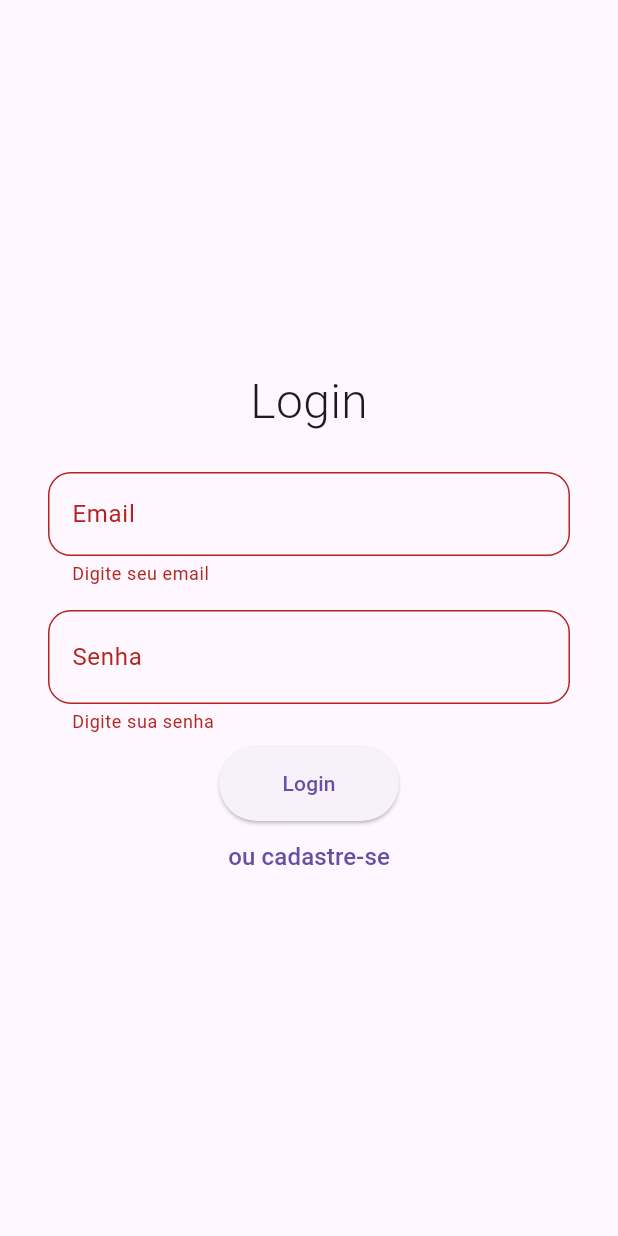
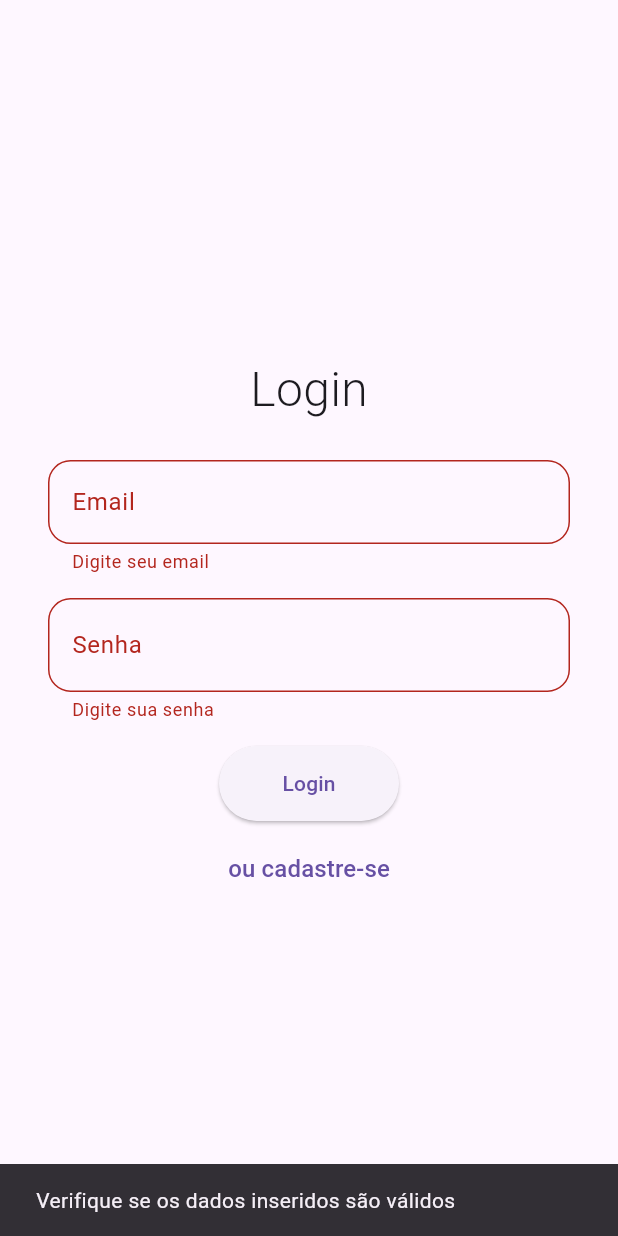
Before and after one commit to valdineifer/desafio_capyba, a Flutter app: the screen it shows after launch, after a tap on "Login", on a phone screen of 412 x 824 dp. Run offline on Flutter 3.47's test engine with Material 2 defaults, Android fonts, the phone set to English and light mode, and no system bars; our stand-ins replace email_validator, firebase_auth, firebase_core; accounts and stored records are empty; network calls fail.

Commit message:
Implementa processo de autenticação e redirecionamento de usuário logado

```diff
--- a/lib/controllers/auth_controller.dart
+++ b/lib/controllers/auth_controller.dart
@@ -3,7 +3,7 @@ import 'package:firebase_auth/firebase_auth.dart';
 class AuthController {
   final firebaseAuth = FirebaseAuth.instance;
 
-  void loginWithEmailAndPassword(
+  Future<void> loginWithEmailAndPassword(
       {required String email,
       required String password,
       required void Function(String) onError,
@@ -16,12 +16,12 @@ class AuthController {
       toggleLoading(false);
 
       onSuccess();
-    } catch (e) {
-      onError("Não foi possível fazer login");
+    } on FirebaseAuthException catch (e) {
+      onError("Não foi possível fazer login. Verifique os dados informados.");
     }
   }
 
-  void signUpWithEmailAndPassword(
+  Future<void> signUpWithEmailAndPassword(
       {required String email,
       required String password,
       required void Function(String) onError,
--- a/lib/main.dart
+++ b/lib/main.dart
@@ -1,6 +1,7 @@
 import 'package:desafio_capyba/pages/login_page.dart';
 import 'package:desafio_capyba/pages/panel_page.dart';
 import 'package:desafio_capyba/pages/signup_page.dart';
+import 'package:firebase_auth/firebase_auth.dart';
 import 'package:flutter/material.dart';
 import 'package:firebase_core/firebase_core.dart';
 import 'firebase_options.dart';
@@ -15,21 +16,64 @@ void main() async {
   runApp(const MyApp());
 }
 
-class MyApp extends StatelessWidget {
+class MyApp extends StatefulWidget {
   const MyApp({Key? key}) : super(key: key);
 
-  // This widget is the root of your application.
+  @override
+  MyAppState createState() => MyAppState();
+}
+
+class MyAppState extends State<MyApp> {
+  late User? currentUser;
+  final FirebaseAuth _firebaseAuth = FirebaseAuth.instance;
+
+  @override
+  void initState() {
+    super.initState();
+    currentUser = _firebaseAuth.currentUser;
+  }
+
+  Future<User?> _checkCurrentUser() async {
+    if (currentUser != null) {
+      return Future.delayed(Duration.zero, () async {
+        await currentUser?.reload();
+
+        User refreshedUser = _firebaseAuth.currentUser!;
+        return refreshedUser;
+      });
+    }
+
+    return null;
+  }
+
   @override
   Widget build(BuildContext context) {
+    return FutureBuilder<User?>(
+        future: _checkCurrentUser(),
+        builder: (BuildContext context, AsyncSnapshot<User?> snapshot) {
+          switch (snapshot.connectionState) {
+            case ConnectionState.none:
+            case ConnectionState.waiting:
+              return const Center(
+                child: CircularProgressIndicator(
+                  backgroundColor: Colors.lightBlueAccent,
+                ),
+              );
+            default:
+              late final initialRoute = snapshot.hasData ? '/' : '/login';
+
               return MaterialApp(
-      theme: ThemeData(useMaterial3: true, primarySwatch: Colors.green),
+                theme:
+                    ThemeData(useMaterial3: true, primarySwatch: Colors.green),
                 title: 'Desafio Capyba',
-      initialRoute: '/login',
+                initialRoute: initialRoute,
                 routes: {
-        '/login': (context) => const LoginPage(),
-        '/panel': (context) => const PanelPage(),
+                  '/login': (context) => LoginPage(),
+                  '/': (context) => const PanelPage(),
                   '/signup': (context) => const SignUpPage()
                 },
               );
           }
+        });
   }
+}
--- a/lib/pages/login_page.dart
+++ b/lib/pages/login_page.dart
@@ -1,10 +1,13 @@
+import 'package:desafio_capyba/controllers/auth_controller.dart';
 import 'package:desafio_capyba/widgets/email_widget.dart';
 import 'package:desafio_capyba/widgets/password.widget.dart';
 import 'package:firebase_auth/firebase_auth.dart';
 import 'package:flutter/material.dart';
 
 class LoginPage extends StatelessWidget {
-  const LoginPage({Key? key}) : super(key: key);
+  final FirebaseAuth _firebaseAuth = FirebaseAuth.instance;
+
+  LoginPage({Key? key}) : super(key: key);
 
   @override
   Widget build(BuildContext context) {
@@ -18,52 +21,81 @@ class LoginPage extends StatelessWidget {
             child: Text('Login',
                 style: TextStyle(fontSize: 32, fontWeight: FontWeight.w300)),
           ),
-          AuthForm()
+          LoginForm()
         ]),
       )),
     );
   }
 }
 
-class AuthForm extends StatefulWidget {
-  const AuthForm({Key? key}) : super(key: key);
+class LoginForm extends StatefulWidget {
+  const LoginForm({Key? key}) : super(key: key);
 
   @override
-  AuthFormState createState() {
-    return AuthFormState();
-  }
+  LoginFormState createState() => LoginFormState();
 }
 
-class AuthFormState extends State<AuthForm> {
+class LoginFormState extends State<LoginForm> {
   final _formKey = GlobalKey<FormState>();
-  final FirebaseAuth _firebaseAuth = FirebaseAuth.instance;
+  final AuthController _authController = AuthController();
+  TextEditingController emailController = TextEditingController();
+  TextEditingController passwordController = TextEditingController();
+
+  bool _isLoading = false;
+  bool get isLoading => _isLoading;
+  set isLoading(value) {
+    _isLoading = value;
+  }
+
+  @override
+  void dispose() {
+    // Clean up the controller when the widget is disposed.
+    emailController.dispose();
+    passwordController.dispose();
+    super.dispose();
+  }
+
+  Future<void> onSubmit() async {
+    if (!_formKey.currentState!.validate()) {
+      ScaffoldMessenger.of(context).showSnackBar(
+        const SnackBar(
+            content: Text('Verifique se os dados inseridos são válidos')),
+      );
+    }
+
+    await _authController.loginWithEmailAndPassword(
+        email: emailController.text,
+        password: passwordController.text,
+        onError: (String message) {
+          ScaffoldMessenger.of(context).showSnackBar(
+            SnackBar(content: Text(message)),
+          );
+        },
+        onSuccess: () async => Navigator.pushNamed(context, '/'),
+        toggleLoading: (bool value) {
+          setState(() {
+            isLoading = value;
+          });
+        });
+  }
 
   @override
   Widget build(BuildContext context) {
-    if (_firebaseAuth.currentUser != null) {
-      Navigator.pushNamed(context, '/panel');
-    }
-
     return Form(
       key: _formKey,
       child: Column(
         children: <Widget>[
-          const EmailField(),
-          const PasswordField(),
-          SizedBox(
-            width: 120,
-            height: 50,
-            child: ElevatedButton(
-              onPressed: () {
-                if (_formKey.currentState!.validate()) {
-                  ScaffoldMessenger.of(context).showSnackBar(
-                    const SnackBar(
-                        content: Text(
-                            'Verifique se os dados inseridos são válidos')),
-                  );
-                }
-              },
-              child: const Text('Login'),
+          EmailField(controller: emailController),
+          PasswordField(controller: passwordController),
+          Padding(
+            padding: const EdgeInsets.all(8.0),
+            child: SizedBox(
+              width: 120,
+              height: 50,
+              child: ElevatedButton(
+                onPressed: () => onSubmit(),
+                child: const Text('Login'),
+              ),
             ),
           ),
           TextButton(
--- a/lib/widgets/email_widget.dart
+++ b/lib/widgets/email_widget.dart
@@ -2,7 +2,10 @@ import 'package:email_validator/email_validator.dart';
 import 'package:flutter/material.dart';
 
 class EmailField extends StatelessWidget {
+  final TextEditingController? controller;
+
   const EmailField({
+    this.controller,
     Key? key,
   }) : super(key: key);
 
@@ -18,12 +21,13 @@ class EmailField extends StatelessWidget {
           ),
           labelText: 'Email',
         ),
+        controller: controller,
         validator: (value) {
           if (value == null || value.isEmpty) {
             return 'Digite seu email';
           }
 
-          if (EmailValidator.validate(value)) {
+          if (!EmailValidator.validate(value)) {
             return 'Digite um email válido';
           }
 
--- a/lib/widgets/password.widget.dart
+++ b/lib/widgets/password.widget.dart
@@ -1,7 +1,10 @@
 import 'package:flutter/material.dart';
 
 class PasswordField extends StatefulWidget {
+  final TextEditingController? controller;
+
   const PasswordField({
+    this.controller,
     Key? key,
   }) : super(key: key);
 
@@ -40,6 +43,7 @@ class PasswordFieldState extends State<PasswordField> {
                 : const Icon(Icons.visibility_off),
           ),
         ),
+        controller: widget.controller,
         validator: (value) {
           if (value == null || value.isEmpty) {
             return 'Digite sua senha';
```
Also changed, not shown: lib/pages/signup_page.dart (+62 -29 lines). Lines whose indentation alone changed are shown as unchanged.
